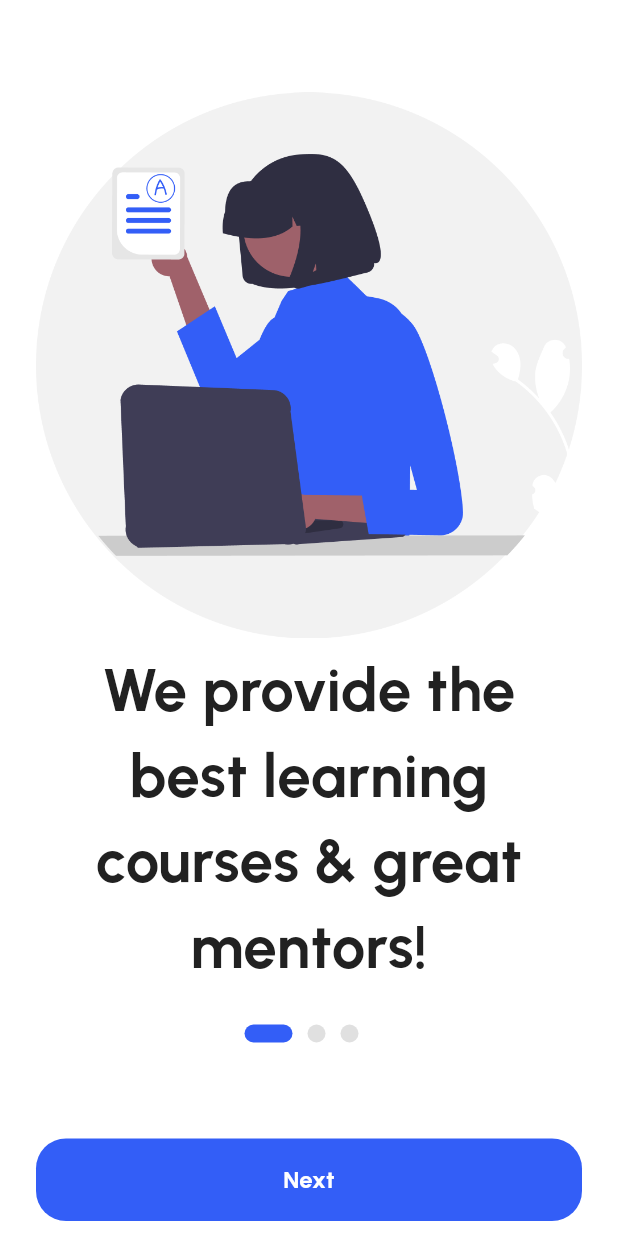
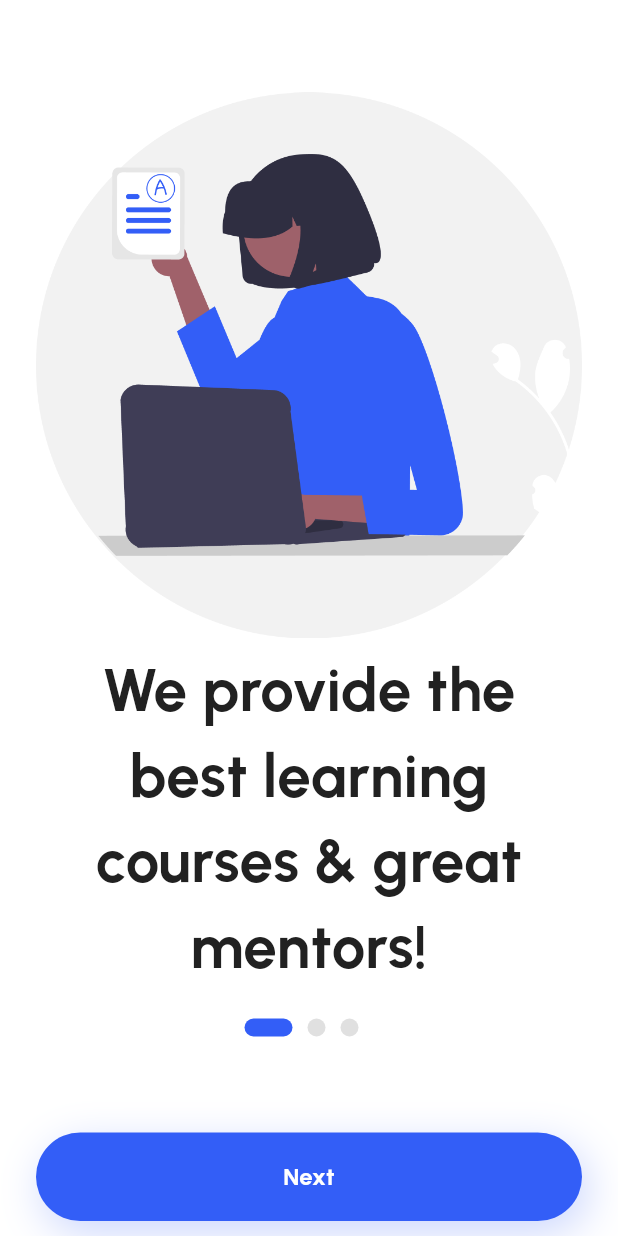
Before and after one commit to Sodanew/e-learning, a Flutter app: the screen it shows after launch, on a phone screen of 412 x 824 dp. Run offline on Flutter 3.47's test engine with Material 3 defaults, Android fonts, the phone set to English and light mode, and no system bars; our stand-ins replace auto_route, dio, equatable, flutter_bloc, flutter_svg, freezed_annotation and 9 more; generated files the repository leaves out were written again.

Commit message:
feat: enhance common button with box shadow

```diff
--- a/lib/base/shared_view/common_button.dart
+++ b/lib/base/shared_view/common_button.dart
@@ -20,44 +20,58 @@ class CommonButton extends StatelessWidget {
   final bool enable;
   final Color? backgroundColor;
 
-  factory CommonButton.small({
-    required String title,
-    bool enable = true,
-    required VoidCallback onPressed,
-  }) {
-    return CommonButton(
-      title: title,
-      size: CommonButtonSize.small,
-      enable: enable,
-      onPressed: onPressed,
-    );
-  }
-
-  factory CommonButton.large({
-    required String title,
-    bool enable = true,
-    required VoidCallback onPressed,
-  }) {
-    return CommonButton(
-      title: title,
-      size: CommonButtonSize.large,
-      enable: enable,
-      onPressed: onPressed,
-    );
-  }
+  // factory CommonButton.small({
+  //   required String title,
+  //   bool enable = true,
+  //   required VoidCallback onPressed,
+  // }) {
+  //   return CommonButton(
+  //     title: title,
+  //     size: CommonButtonSize.small,
+  //     enable: enable,
+  //     onPressed: onPressed,
+  //   );
+  // }
+  //
+  // factory CommonButton.large({
+  //   required String title,
+  //   bool enable = true,
+  //   required VoidCallback onPressed,
+  // }) {
+  //   return CommonButton(
+  //     title: title,
+  //     size: CommonButtonSize.large,
+  //     enable: enable,
+  //     onPressed: onPressed,
+  //   );
+  // }
 
   @override
   Widget build(BuildContext context) {
-    return TextButton(
-      onPressed: onPressed,
-      style: ButtonStyle(
-        backgroundColor: WidgetStateProperty.all(_backgroundColor()),
-        padding: _padding(),
-        shape: WidgetStateProperty.all(RoundedRectangleBorder(borderRadius: BorderRadius.circular(20))),
-      ),
-      child: Text(
-        title,
-        style: AppTextStyles.bodyLargeBold.copyWith(color: _getTitleColor()),
+    return DecoratedBox(
+      decoration: BoxDecoration(borderRadius: BorderRadius.circular(100), boxShadow: [
+        BoxShadow(
+          offset: const Offset(4, 8),
+          blurRadius: 24,
+          color: AppColors.current.primary500.withOpacity(.25),
+        ),
+      ]),
+      child: TextButton(
+        onPressed: onPressed,
+        style: TextButton.styleFrom(
+          backgroundColor: _backgroundColor(),
+          padding: const EdgeInsets.symmetric(vertical: 18, horizontal: 16),
+          shape: RoundedRectangleBorder(borderRadius: BorderRadius.circular(100)),
+        ),
+        // style: ButtonStyle(
+        //   backgroundColor: WidgetStateProperty.all(_backgroundColor()),
+        //   padding: WidgetStateProperty.all(const EdgeInsets.symmetric(vertical: 18, horizontal: 16)),
+        //   shape: WidgetStateProperty.all(RoundedRectangleBorder(borderRadius: BorderRadius.circular(20))),
+        // ),
+        child: Text(
+          title,
+          style: AppTextStyles.bodyLargeBold.copyWith(color: _getTitleColor()),
+        ),
       ),
     );
   }
@@ -67,15 +81,6 @@ class CommonButton extends StatelessWidget {
     return backgroundColor ?? AppColors.current.primary500;
   }
 
-  WidgetStateProperty<EdgeInsetsGeometry?>? _padding() {
-    final val = switch (size) {
-      CommonButtonSize.small => const EdgeInsets.symmetric(vertical: 4, horizontal: 32),
-      CommonButtonSize.medium => const EdgeInsets.symmetric(vertical: 12, horizontal: 24),
-      CommonButtonSize.large => const EdgeInsets.symmetric(vertical: 16, horizontal: 32),
-    };
-    return WidgetStateProperty.all(val);
-  }
-
   Color _getTitleColor() {
     if (enable) return AppColors.current.otherWhite;
     return AppColors.current.primary500;
--- a/lib/ui/onboarding/onboarding_page.dart
+++ b/lib/ui/onboarding/onboarding_page.dart
@@ -55,7 +55,7 @@ class _OnboardingPageState extends State<OnboardingPage> {
     return CommonScaffold(
       bottomNavigationBar: CommonBottomNavigatorBarBackground(
         visibleBorder: false,
-        child: CommonButton.large(
+        child: CommonButton(
           title: isLast ? S.current.get_started : S.current.next,
           onPressed: () {
             if(isLast) {
@@ -70,6 +70,7 @@ class _OnboardingPageState extends State<OnboardingPage> {
           children: [
             Expanded(
               child: PageView(
+                physics: const ClampingScrollPhysics(),
                 controller: _pageController,
                 onPageChanged: (i) {
                   setState(() {
```
